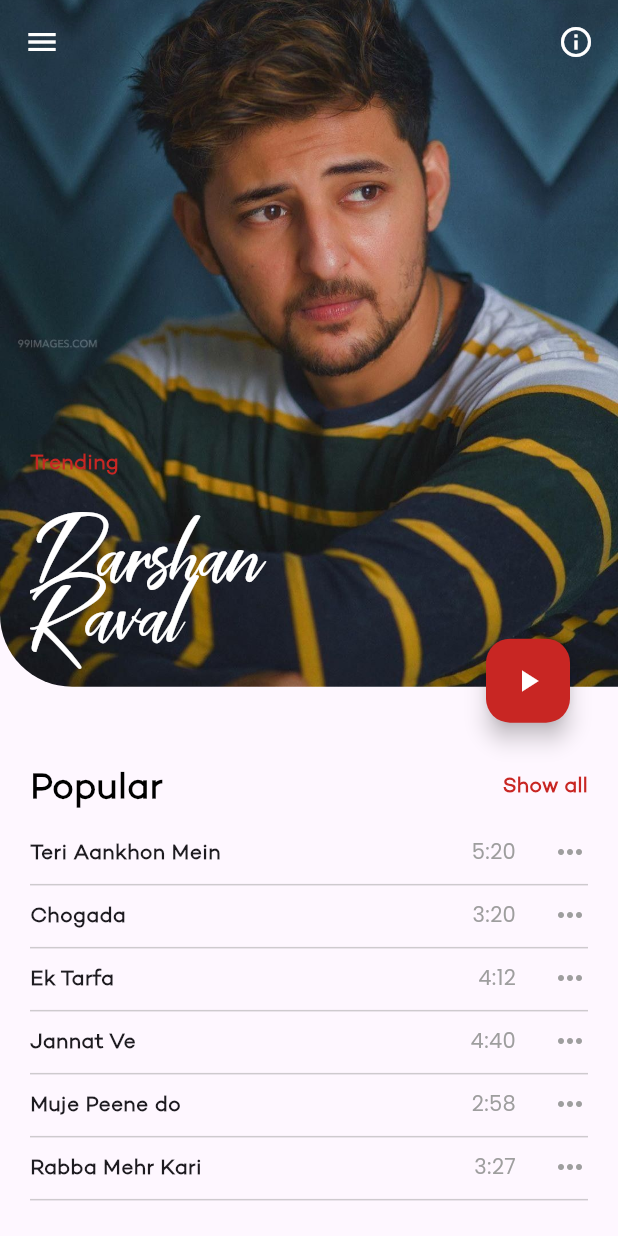
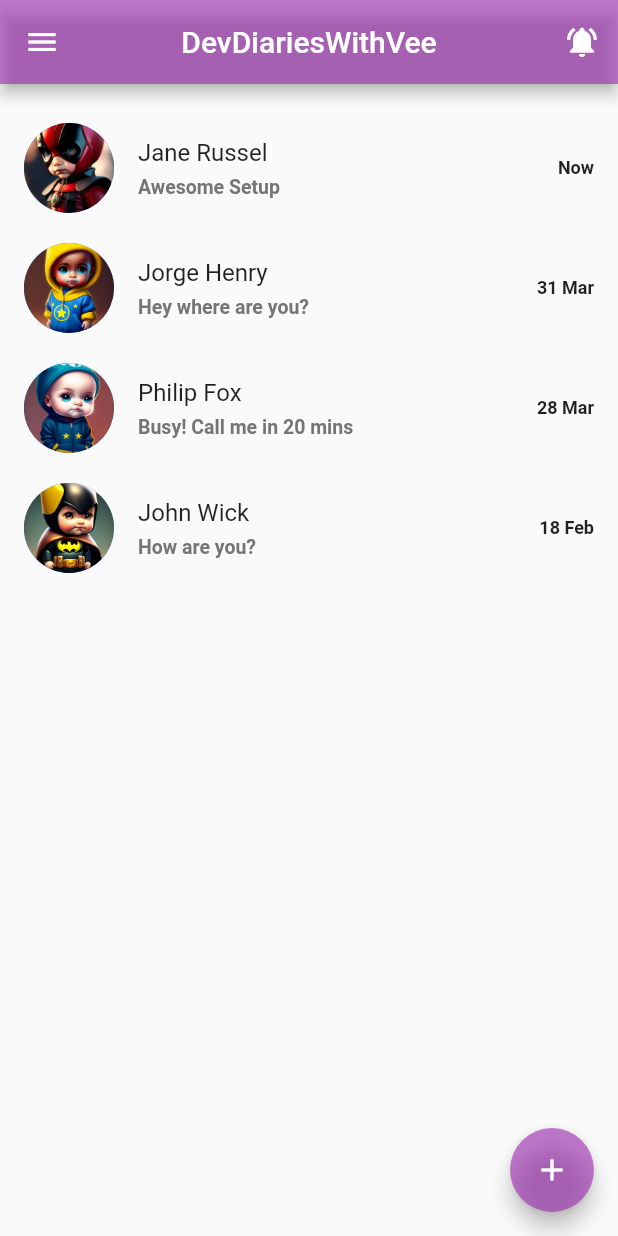
Before and after one commit to vaidehi2701/Flutter_Cheatsheet_2023, a Flutter app: the screen it shows after launch, on a phone screen of 412 x 824 dp. Run offline on Flutter 3.47's test engine with Material 2 defaults, Android fonts, the phone set to English and light mode, and no system bars; drawn by our look-alikes of showcaseview; our stand-ins replace animated_text_kit, animated_theme_switcher, audioplayers, confetti, easy_stepper, google_fonts; missing offline and left inert: scratcher.

Commit message:
save this repo

```diff
--- a/lib/main.dart
+++ b/lib/main.dart
@@ -3,9 +3,9 @@ import 'package:provider/provider.dart';
 import 'package:widget_utils/provider/font_size_provider.dart';
 import 'package:widget_utils/provider/password_provider.dart';
 import 'package:widget_utils/provider/theme_provider.dart';
+import 'package:widget_utils/ui/package/showcase.dart';
+import 'package:widget_utils/ui/screens/indian_flag_animation.dart';
 import 'package:widget_utils/ui/screens/music_list.dart';
-import 'package:widget_utils/ui/screens/password_validator.dart';
-import 'package:widget_utils/ui/screens/scratch_card_exp.dart';
 
 void main() {
   runApp(
@@ -15,13 +15,18 @@ void main() {
         ChangeNotifierProvider(create: (_) => FontType()),
         ChangeNotifierProvider(create: (_) => PasswordStrengthProvider()),
       ],
-      child: const MyApp(),
+      // child: const MyApp(),
+      child: const ShowscaseDemo(),
     ),
   );
 }
 
 class MyApp extends StatelessWidget {
   const MyApp({super.key});
+
+//devDiariesWithVee on Instagram
+//devDiariesWithVee on Youtube
+//vaidehi2701 on Github
 
   @override
   Widget build(BuildContext context) {
@@ -31,7 +36,7 @@ class MyApp extends StatelessWidget {
         debugShowCheckedModeBanner: false,
         title: 'Flutter CheatSheet 2023',
         theme: themeProvider.themeData,
-        home:  MusicList(),
+        home: const IndianFlag(),
       );
     });
   }
--- a/lib/ui/extra/basic_stepper.dart
+++ b/lib/ui/extra/basic_stepper.dart
@@ -4,6 +4,7 @@ class BasicStepper extends StatefulWidget {
   const BasicStepper({super.key});
 
   @override
+  // ignore: library_private_types_in_public_api
   _BasicStepperState createState() => _BasicStepperState();
 }
 
--- a/lib/ui/screens/scratch_card_exp.dart
+++ b/lib/ui/package/scratch_card_exp.dart
@@ -6,6 +6,7 @@ class ScratchCardExample extends StatefulWidget {
   const ScratchCardExample({super.key});
 
   @override
+  // ignore: library_private_types_in_public_api
   _ScratchCardExampleState createState() => _ScratchCardExampleState();
 }
 
--- /dev/null
+++ b/lib/ui/package/showcase.dart
@@ -0,0 +1,247 @@
+import 'package:flutter/material.dart';
+import 'package:showcaseview/showcaseview.dart';
+
+class ShowscaseDemo extends StatelessWidget {
+  const ShowscaseDemo({Key? key}) : super(key: key);
+
+  @override
+  Widget build(BuildContext context) {
+    return MaterialApp(
+      title: 'Flutter ShowCase Demo',
+      debugShowCheckedModeBanner: false,
+      home: Scaffold(
+        body: ShowCaseWidget(
+          builder: Builder(builder: (context) => const ShowcaseDemo()),
+        ),
+      ),
+    );
+  }
+}
+
+class ShowcaseDemo extends StatefulWidget {
+  const ShowcaseDemo({Key? key}) : super(key: key);
+
+  @override
+  // ignore: library_private_types_in_public_api
+  _ShowcaseDemoState createState() => _ShowcaseDemoState();
+}
+
+class _ShowcaseDemoState extends State<ShowcaseDemo> {
+  final GlobalKey<ScaffoldState> _scaffoldKey = GlobalKey<ScaffoldState>();
+  final GlobalKey first = GlobalKey();
+  final GlobalKey second = GlobalKey();
+  final GlobalKey third = GlobalKey();
+  final GlobalKey fourth = GlobalKey();
+  final GlobalKey fifth = GlobalKey();
+  final GlobalKey six = GlobalKey();
+  List<ChatUsers> chatUsers = [];
+
+  @override
+  void initState() {
+    super.initState();
+    loadData();
+    WidgetsBinding.instance.addPostFrameCallback(
+      (_) => ShowCaseWidget.of(context)
+          .startShowCase([first, second, third, fourth,  six,fifth]),
+    );
+  }
+
+  @override
+  Widget build(BuildContext context) {
+    return Scaffold(
+      key: _scaffoldKey,
+      drawer: Drawer(
+        child: ListView(
+          padding: EdgeInsets.zero,
+          children: <Widget>[
+            DrawerHeader(
+              decoration: BoxDecoration(
+                color: Colors.purple.withOpacity(0.6),
+              ),
+              child: const Text(
+                'Drawer Header',
+                style: TextStyle(
+                  color: Colors.white,
+                  fontSize: 24,
+                ),
+              ),
+            ),
+            const ListTile(
+              leading: Icon(Icons.account_circle),
+              title: Text('Profile'),
+            ),
+            const ListTile(
+              leading: Icon(Icons.settings),
+              title: Text('Settings'),
+            ),
+          ],
+        ),
+      ),
+      appBar: AppBar(
+        backgroundColor: Colors.purple.withOpacity(0.6),
+        leading: Showcase(
+          key: first,
+          description: 'Press here to open drawer',
+          child: IconButton(
+            onPressed: () {
+              _scaffoldKey.currentState!.openDrawer();
+            },
+            icon: const Icon(Icons.menu),
+          ),
+        ),
+        actions: [
+          Showcase(
+              key: third,
+              description: 'Press to see notification',
+              child: IconButton(
+                  onPressed: () {},
+                  icon: const Icon(Icons.notifications_active)))
+        ],
+        title: Showcase(
+            key: second,
+            description: 'This is a demo app title',
+            child: const Text('DevDiariesWithVee')),
+        centerTitle: true,
+        automaticallyImplyLeading: false,
+      ),
+      body: ListView.builder(
+        itemCount: chatUsers.length,
+        shrinkWrap: true,
+        padding: const EdgeInsets.only(top: 16),
+        physics: const NeverScrollableScrollPhysics(),
+        itemBuilder: (context, index) {
+          return GestureDetector(
+            onTap: () {},
+            child: Container(
+              padding: const EdgeInsets.only(
+                  left: 16, right: 16, top: 10, bottom: 10),
+              child: Row(
+                children: <Widget>[
+                  Expanded(
+                    child: Row(
+                      children: <Widget>[
+                        index == 0
+                            ? Showcase(
+                                key: fourth,
+                                description: 'This is sender\'s Profile',
+                                child: CircleAvatar(
+                                  backgroundImage:
+                                      AssetImage(chatUsers[index].imageURL),
+                                  maxRadius: 30,
+                                ),
+                              )
+                            : CircleAvatar(
+                                backgroundImage:
+                                    AssetImage(chatUsers[index].imageURL),
+                                maxRadius: 30,
+                              ),
+                        const SizedBox(
+                          width: 16,
+                        ),
+                        Expanded(
+                          child: Container(
+                            color: Colors.transparent,
+                            child: Column(
+                              crossAxisAlignment: CrossAxisAlignment.start,
+                              children: <Widget>[
+                                Text(
+                                  chatUsers[index].name,
+                                  style: const TextStyle(fontSize: 16),
+                                ),
+                                const SizedBox(
+                                  height: 6,
+                                ),
+                                index == 0
+                                    ? Showcase(
+                                        key: six,
+                                        description:
+                                            'This is sender\'s Message',
+                                        child: Text(
+                                          chatUsers[index].messageText,
+                                          style: TextStyle(
+                                              fontSize: 13,
+                                              color: Colors.grey.shade600,
+                                              fontWeight: FontWeight.bold),
+                                        ),
+                                      )
+                                    : Text(
+                                        chatUsers[index].messageText,
+                                        style: TextStyle(
+                                            fontSize: 13,
+                                            color: Colors.grey.shade600,
+                                            fontWeight: FontWeight.bold),
+                                      ),
+                              ],
+                            ),
+                          ),
+                        ),
+                      ],
+                    ),
+                  ),
+                  Text(
+                    chatUsers[index].time,
+                    style: const TextStyle(
+                        fontSize: 12, fontWeight: FontWeight.bold),
+                  ),
+                ],
+              ),
+            ),
+          );
+        },
+      ),
+      floatingActionButton: Showcase(
+        key: fifth,
+        title: 'Add Image',
+        description: 'Click here to add new Item',
+        child: FloatingActionButton(
+          onPressed: () {},
+          backgroundColor: Colors.purple.withOpacity(0.6),
+          child: const Icon(
+            Icons.add,
+          ),
+        ),
+      ),
+    );
+  }
+
+  loadData() {
+    chatUsers.add(ChatUsers(
+        name: "Jane Russel",
+        messageText: "Awesome Setup",
+        imageURL: "assets/images/1.jpg",
+        time: "Now"));
+    chatUsers.add(
+      ChatUsers(
+          name: "Jorge Henry",
+          messageText: "Hey where are you?",
+          imageURL: "assets/images/2.jpg",
+          time: "31 Mar"),
+    );
+    chatUsers.add(
+      ChatUsers(
+          name: "Philip Fox",
+          messageText: "Busy! Call me in 20 mins",
+          imageURL: "assets/images/3.jpg",
+          time: "28 Mar"),
+    );
+    chatUsers.add(
+      ChatUsers(
+          name: "John Wick",
+          messageText: "How are you?",
+          imageURL: "assets/images/4.jpg",
+          time: "18 Feb"),
+    );
+  }
+}
+
+class ChatUsers {
+  String name;
+  String messageText;
+  String imageURL;
+  String time;
+  ChatUsers(
+      {required this.name,
+      required this.messageText,
+      required this.imageURL,
+      required this.time});
+}
--- /dev/null
+++ b/lib/ui/screens/indian_flag_animation.dart
@@ -0,0 +1,88 @@
+import 'package:animated_text_kit/animated_text_kit.dart';
+import 'package:flutter/material.dart';
+import 'package:google_fonts/google_fonts.dart';
+
+class IndianFlag extends StatefulWidget {
+  const IndianFlag({super.key});
+
+  @override
+  State<IndianFlag> createState() => _IndianFlagState();
+}
+
+class _IndianFlagState extends State<IndianFlag> {
+  double turnValue = 0.0;
+
+  @override
+  void initState() {
+    // TODO: implement initState
+    super.initState();
+    Future.delayed(const Duration(milliseconds: 500), () {
+      turnValue = 20;
+      setState(() {});
+    });
+  }
+
+  @override
+  Widget build(BuildContext context) {
+    return Scaffold(
+      backgroundColor: Colors.black,
+      body: Column(
+        mainAxisAlignment: MainAxisAlignment.center,
+        children: [
+          Container(
+            height: 100,
+            width: MediaQuery.of(context).size.width,
+            color: Colors.orange,
+          ),
+          Container(
+            height: 100,
+            width: MediaQuery.of(context).size.width,
+            color: Colors.white,
+            child: Container(
+              height: 100,
+              width: 100,
+              decoration: BoxDecoration(
+                  shape: BoxShape.circle,
+                  border: Border.all(color: Colors.blue, width: 4)),
+              child: AnimatedRotation(
+                turns: turnValue,
+                duration: const Duration(seconds: 10),
+                child: Stack(
+                    children: List.generate(13, (index) {
+                  return Center(
+                    child: Transform.rotate(
+                      angle: index * 0.26,
+                      child: Container(
+                        height: 4,
+                        width: 100,
+                        color: Colors.blue,
+                      ),
+                    ),
+                  );
+                })),
+              ),
+            ),
+          ),
+          Container(
+            height: 100,
+            width: MediaQuery.of(context).size.width,
+            color: Colors.green,
+          ),
+          const SizedBox(height: 100),
+          AnimatedTextKit(
+            animatedTexts: [
+              TypewriterAnimatedText(
+                'Happy Independenc Day !!!',
+                textStyle: GoogleFonts.poppins(
+                    fontSize: 22.0,
+                    fontWeight: FontWeight.bold,
+                    color: Colors.white),
+                speed: const Duration(milliseconds: 100),
+              ),
+            ],
+          )
+        ],
+      ),
+    );
+  }
+}
--- a/lib/ui/screens/music_list.dart
+++ b/lib/ui/screens/music_list.dart
@@ -7,6 +7,7 @@ class MusicList extends StatefulWidget {
   const MusicList({super.key});
 
   @override
+  // ignore: library_private_types_in_public_api
   _MusicListState createState() => _MusicListState();
 }
 
--- a/pubspec.yaml
+++ b/pubspec.yaml
@@ -44,6 +44,8 @@ dependencies:
   scratcher: ^2.3.0
   confetti: ^0.7.0
   audioplayers: ^4.1.0
+  animated_text_kit: ^4.2.2
+  showcaseview: ^2.0.3
 
 
 dev_dependencies:
```
Also changed, not shown: pubspec.lock.
